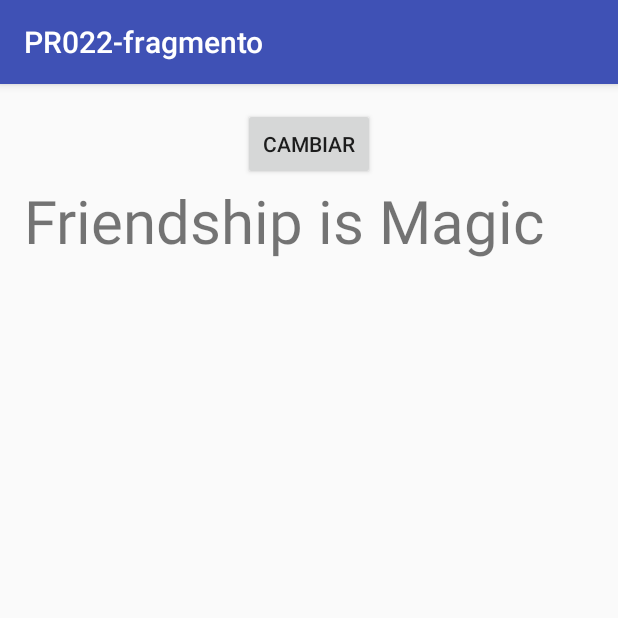
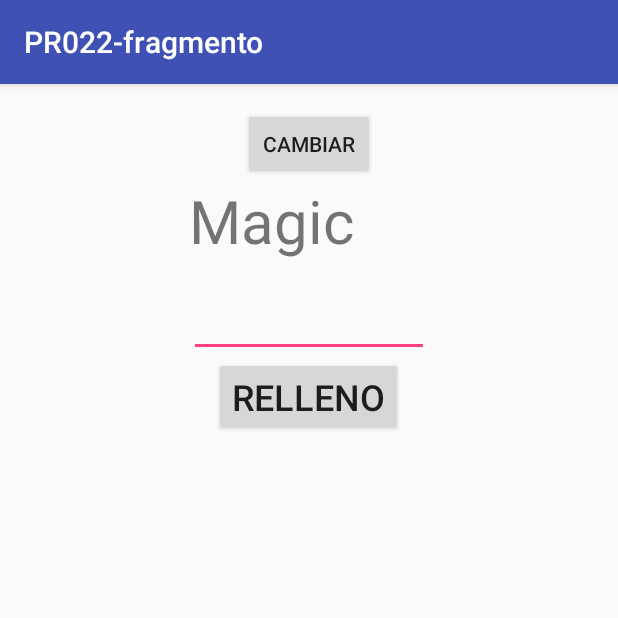
Before and after one commit to joshua440/android, an Android app: the screen it shows after launch (MainActivity), on a phone screen of 412 x 824 dp, the top half of it. Run offline under Robolectric (Android 15) with nearby library versions, the phone set to English and light mode, and no system bars.

Commit message:
PR022 finalizado

```diff
--- a/PR022-fragmento/app/src/main/java/joshu/PR022/MainActivity.java
+++ b/PR022-fragmento/app/src/main/java/joshu/PR022/MainActivity.java
@@ -7,35 +7,53 @@ import android.os.Bundle;
 import android.view.View;
 import android.widget.Button;
 
-public class MainActivity extends AppCompatActivity {
+public class MainActivity extends AppCompatActivity implements UnoFragment.CallBack{
 
-    Button button;
+    private Button button;
+    private String msg;
 
     @Override
     protected void onCreate(Bundle savedInstanceState) {
         super.onCreate(savedInstanceState);
         setContentView(R.layout.activity_main);
-        loadFragments("Friendship is Magic");
+        loadFragments("Magic",R.id.f1hueco);
         initViews();
     }
 
     private void initViews(){
+        msg="";
         button=(Button)findViewById(R.id.button);
         button.setOnClickListener(new View.OnClickListener(){
 
             @Override
             public void onClick(View v) {
-                loadFragments("Hello everypony");
-                SecondActivity.start(MainActivity.this,"MLP");
+                if(findViewById(R.id.f2hueco)==null){
+                    loadFragments("Hello",R.id.f1hueco);
+                    SecondActivity.start(MainActivity.this,"MLP");
+                } else {
+                    loadFragments("Hello", R.id.f2hueco);
+                }
+
             }
         });
     }
 
-    private void loadFragments(String msg) {
+    private void loadFragments(String msg, int id) {
         FragmentManager gestorFragmentos= getSupportFragmentManager();
         gestorFragmentos.beginTransaction();
         FragmentTransaction transaccion=gestorFragmentos.beginTransaction();
-        transaccion.replace(R.id.f1hueco, UnoFragment.newInstance(msg));//add lo colocaria otro encima del que hubiera
+        transaccion.replace(id, UnoFragment.newInstance(msg));//add lo colocaria otro encima del que hubiera
         transaccion.commit();
     }
+
+    @Override
+    public void pulsado(String msg) {
+        this.msg=msg;
+        if(findViewById(R.id.f2hueco)==null){
+            loadFragments(msg,R.id.f1hueco);
+            SecondActivity.start(MainActivity.this,msg);
+        } else {
+            loadFragments(msg, R.id.f2hueco);
+        }
+    }
 }
--- a/PR022-fragmento/app/src/main/java/joshu/PR022/SecondActivity.java
+++ b/PR022-fragmento/app/src/main/java/joshu/PR022/SecondActivity.java
@@ -10,7 +10,7 @@ import android.support.v7.app.AppCompatActivity;
 /**
  * Created by joshu on 12/11/2015.
  */
-public class SecondActivity extends AppCompatActivity {
+public class SecondActivity extends AppCompatActivity implements UnoFragment.CallBack {
 
     public static final String KEY_MSG="sdmsg";
 
@@ -35,4 +35,9 @@ public class SecondActivity extends AppCompatActivity {
         transaccion.replace(R.id.f2hueco, UnoFragment.newInstance(msg));//add lo colocaria otro encima del que hubiera
         transaccion.commit();
     }
+
+    @Override
+    public void pulsado(String msg) {
+
+    }
 }
--- a/PR022-fragmento/app/src/main/java/joshu/PR022/UnoFragment.java
+++ b/PR022-fragmento/app/src/main/java/joshu/PR022/UnoFragment.java
@@ -1,11 +1,15 @@
 package joshu.PR022;
 
+import android.app.Activity;
 import android.os.Bundle;
 import android.support.annotation.Nullable;
 import android.support.v4.app.Fragment;
 import android.view.LayoutInflater;
 import android.view.View;
+import android.view.View.OnClickListener;
 import android.view.ViewGroup;
+import android.widget.Button;
+import android.widget.EditText;
 import android.widget.TextView;
 
 /**
@@ -13,6 +17,13 @@ import android.widget.TextView;
  */
 public class UnoFragment extends Fragment {
 
+    public interface CallBack{
+        public void pulsado(String msg);
+    }
+    public CallBack listener;
+    private Button button;
+    private EditText editText;
+    private TextView textView;
     public static final String KEY_TEXT="text";
 
     @Nullable
@@ -26,7 +37,33 @@ public class UnoFragment extends Fragment {
         super.onActivityCreated(savedInstanceState);
         Bundle bundle=getArguments();
         String txt=bundle.getString(KEY_TEXT);
-        ((TextView)getView().findViewById(R.id.textView)).setText(txt);
+        textView=(TextView)getView().findViewById(R.id.textView);
+        textView.setText(txt);
+        editText=(EditText)getView().findViewById(R.id.editText);
+        button=(Button)getView().findViewById(R.id.button);
+        button.setOnClickListener(new View.OnClickListener(){
+
+            @Override
+            public void onClick(View v) {
+                listener.pulsado(editText.getText().toString());
+            }
+        });
+    }
+
+    @Override
+    public void onAttach(Activity activity) {
+        super.onAttach(activity);
+        try {
+            listener= (CallBack) activity;
+        } catch (ClassCastException e) {
+            throw new ClassCastException("Activity must implement CallBack interface to work");
+        }
+    }
+
+    @Override
+    public void onDetach() {
+        super.onDetach();
+        listener=null;
     }
 
     public static UnoFragment newInstance(String mensaje) {
--- /dev/null
+++ b/PR022-fragmento/app/src/main/res/layout-land/activity_main.xml
@@ -0,0 +1,26 @@
+<?xml version="1.0" encoding="utf-8"?>
+<RelativeLayout xmlns:android="http://schemas.android.com/apk/res/android"
+    android:orientation="vertical" android:layout_width="match_parent"
+    android:layout_height="match_parent">
+    <Button
+        android:layout_width="wrap_content"
+        android:layout_height="wrap_content"
+        android:id="@+id/button"/>
+    <LinearLayout
+        android:layout_width="match_parent"
+        android:layout_height="match_parent"
+        android:orientation="horizontal"
+        android:layout_below="@id/button">
+        <FrameLayout
+            android:layout_width="0dp"
+            android:layout_height="match_parent"
+            android:id="@+id/f1hueco"
+            android:layout_weight="1"/>
+        <FrameLayout
+            android:layout_width="0dp"
+            android:layout_height="match_parent"
+            android:id="@+id/f2hueco"
+            android:layout_weight="1"/>
+    </LinearLayout>
+
+</RelativeLayout>
--- a/PR022-fragmento/app/src/main/res/layout/fragment_uno.xml
+++ b/PR022-fragmento/app/src/main/res/layout/fragment_uno.xml
@@ -1,10 +1,27 @@
 <?xml version="1.0" encoding="utf-8"?>
-<TextView
+<RelativeLayout
     xmlns:android="http://schemas.android.com/apk/res/android"
     android:layout_width="match_parent"
-    android:layout_height="match_parent"
-    android:id="@+id/textView"
-    android:text="Hello everypony"
-    android:textSize="40sp">
-
-</TextView>
+    android:layout_height="match_parent">
+    <TextView
+        android:layout_width="160dp"
+        android:layout_height="wrap_content"
+        android:id="@+id/textView"
+        android:layout_centerHorizontal="true"
+        android:textSize="40sp"/>
+    <EditText
+        android:layout_width="160dp"
+        android:layout_height="wrap_content"
+        android:id="@+id/editText"
+        android:layout_below="@id/textView"
+        android:layout_centerHorizontal="true"
+        android:textSize="32sp"/>
+    <Button
+        android:layout_width="wrap_content"
+        android:layout_height="wrap_content"
+        android:id="@+id/button"
+        android:layout_below="@id/editText"
+        android:text="relleno"
+        android:layout_centerHorizontal="true"
+        android:textSize="24sp"/>
+</RelativeLayout>
```
